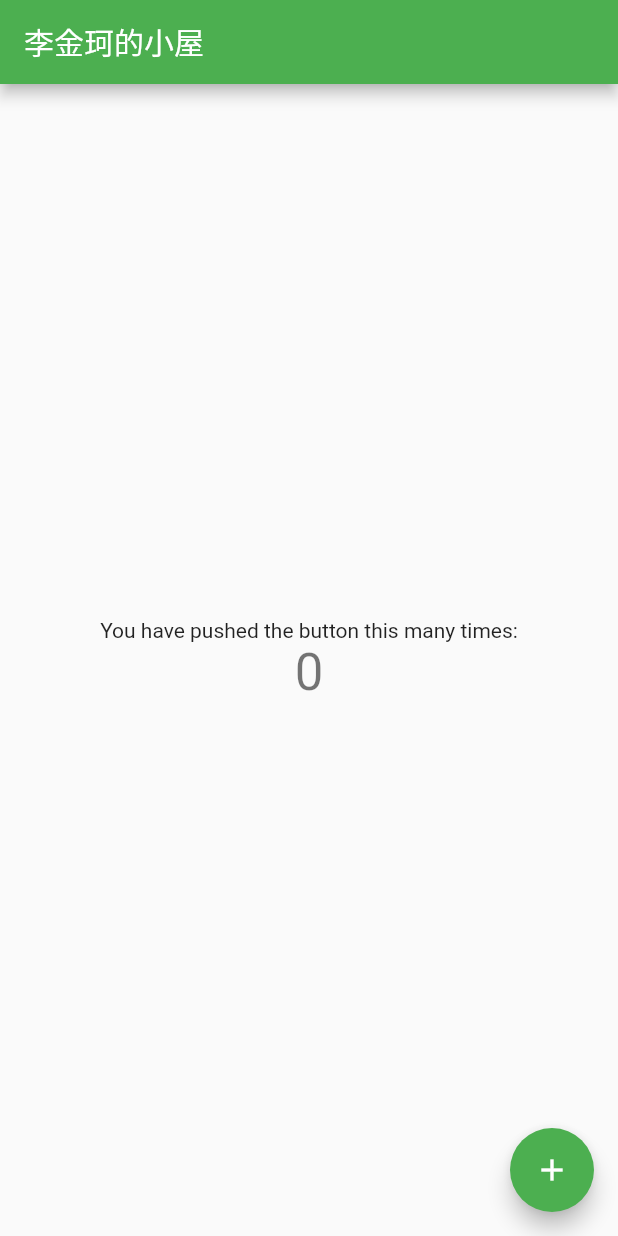
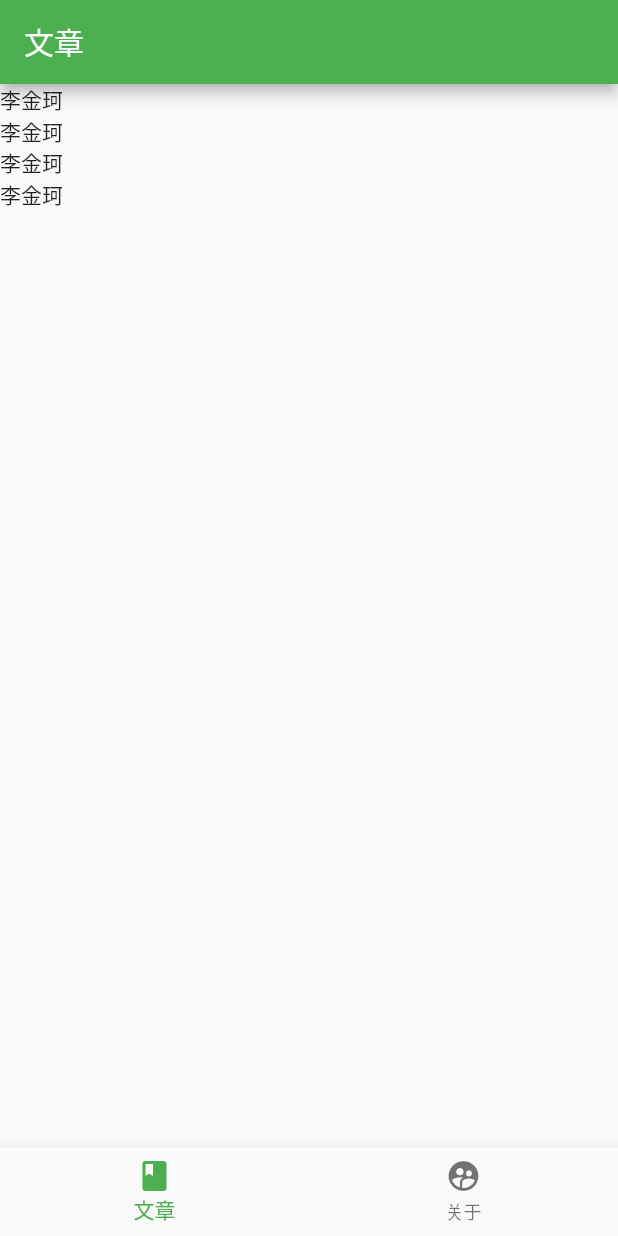
Before and after one commit to lijinke666/flutter-study, a Flutter app: the screen it shows after launch, on a phone screen of 412 x 824 dp. Run offline on Flutter 3.47's test engine with Material 2 defaults, Android fonts, the phone set to English and light mode, and no system bars.

Commit message:
feat: 页面布局

```diff
--- /dev/null
+++ b/lib/AboutPage.dart
@@ -0,0 +1,28 @@
+import 'package:flutter/material.dart';
+
+class AboutPage extends StatefulWidget {
+  @override
+  State<StatefulWidget> createState() {
+    return new Page();
+  }
+}
+
+
+class Page extends State<AboutPage> {
+  @override
+  Widget build(BuildContext context){
+    return layout(context);
+  }
+
+  Widget layout(BuildContext context) {
+    return new Scaffold(
+      appBar: new AppBar(title: const Text('关于')),
+      body: aboutContent(context)
+    );
+  }
+
+    // 文章列表
+  Widget aboutContent(BuildContext context) {
+    return new Text('关于');
+  }
+}
--- /dev/null
+++ b/lib/AritclePage.dart
@@ -0,0 +1,35 @@
+import 'package:flutter/material.dart';
+
+class AritclePage extends StatefulWidget {
+  @override
+  State<StatefulWidget> createState() {
+    return new Page();
+  }
+}
+
+
+class Page extends State<AritclePage> {
+  @override
+  Widget build(BuildContext context){
+    return layout(context);
+  }
+
+  Widget layout(BuildContext context) {
+    return new Scaffold(
+      appBar: new AppBar(title: const Text('文章')),
+      body: articleList(context)
+    );
+  }
+
+  // 文章列表
+  Widget articleList(BuildContext context) {
+    return new ListView(
+      children: <Widget>[
+        Text('李金珂'),
+        Text('李金珂'),
+        Text('李金珂'),
+        Text('李金珂'),
+      ],
+    );
+  }
+}
--- a/lib/main.dart
+++ b/lib/main.dart
@@ -1,109 +1,60 @@
 import 'package:flutter/material.dart';
+import 'package:flutter_study/AritclePage.dart';
+import 'package:flutter_study/AboutPage.dart';
 
 void main() => runApp(new MyApp());
 
 class MyApp extends StatelessWidget {
-  // This widget is the root of your application.
   @override
   Widget build(BuildContext context) {
     return new MaterialApp(
-      title: 'Flutter Demo',
-      theme: new ThemeData(
-        // This is the theme of your application.
-        //
-        // Try running your application with "flutter run". You'll see the
-        // application has a blue toolbar. Then, without quitting the app, try
-        // changing the primarySwatch below to Colors.green and then invoke
-        // "hot reload" (press "r" in the console where you ran "flutter run",
-        // or press Run > Flutter Hot Reload in IntelliJ). Notice that the
-        // counter didn't reset back to zero; the application is not restarted.
-        primarySwatch: Colors.green,
-      ),
-      home: new MyHomePage(title: '李金珂的小屋'),
+        theme: ThemeData(
+          primarySwatch: Colors.green,
+        ),
+        home:  new MyHomePage()
     );
   }
 }
 
 class MyHomePage extends StatefulWidget {
-  MyHomePage({Key key, this.title}) : super(key: key);
+  MyHomePage({Key key}) : super(key: key);
 
-  // This widget is the home page of your application. It is stateful, meaning
-  // that it has a State object (defined below) that contains fields that affect
-  // how it looks.
-
-  // This class is the configuration for the state. It holds the values (in this
-  // case the title) provided by the parent (in this case the App widget) and
-  // used by the build method of the State. Fields in a Widget subclass are
-  // always marked "final".
-
-  final String title;
 
   @override
   _MyHomePageState createState() => new _MyHomePageState();
 }
 
+// 相当于 react 的状态机 继承了 State 才可以拿到 setState 的方法 更新状态
 class _MyHomePageState extends State<MyHomePage> {
-  int _counter = 0;
+  // 当前选项卡的 索引
+  int _tabIndex=  0;
 
-  void _incrementCounter() {
-    setState(() {
-      // This call to setState tells the Flutter framework that something has
-      // changed in this State, which causes it to rerun the build method below
-      // so that the display can reflect the updated values. If we changed
-      // _counter without calling setState(), then the build method would not be
-      // called again, and so nothing would appear to happen.
-      _counter++;
-    });
-  }
+  // 文章页 和 关于我们
+  var _pageList = [
+    new AritclePage(),
+    new AboutPage(),
+  ];
 
   @override
   Widget build(BuildContext context) {
-    // This method is rerun every time setState is called, for instance as done
-    // by the _incrementCounter method above.
-    //
-    // The Flutter framework has been optimized to make rerunning build methods
-    // fast, so that you can just rebuild anything that needs updating rather
-    // than having to individually change instances of widgets.
     return new Scaffold(
-      appBar: new AppBar(
-        // Here we take the value from the MyHomePage object that was created by
-        // the App.build method, and use it to set our appbar title.
-        title: new Text(widget.title),
-      ),
-      body: new Center(
-        // Center is a layout widget. It takes a single child and positions it
-        // in the middle of the parent.
-        child: new Column(
-          // Column is also layout widget. It takes a list of children and
-          // arranges them vertically. By default, it sizes itself to fit its
-          // children horizontally, and tries to be as tall as its parent.
-          //
-          // Invoke "debug paint" (press "p" in the console where you ran
-          // "flutter run", or select "Toggle Debug Paint" from the Flutter tool
-          // window in IntelliJ) to see the wireframe for each widget.
-          //
-          // Column has various properties to control how it sizes itself and
-          // how it positions its children. Here we use mainAxisAlignment to
-          // center the children vertically; the main axis here is the vertical
-          // axis because Columns are vertical (the cross axis would be
-          // horizontal).
-          mainAxisAlignment: MainAxisAlignment.center,
-          children: <Widget>[
-            new Text(
-              'You have pushed the button this many times:',
-            ),
-            new Text(
-              '$_counter',
-              style: Theme.of(context).textTheme.display1,
-            ),
-          ],
-        ),
-      ),
-      floatingActionButton: new FloatingActionButton(
-        onPressed: _incrementCounter,
-        tooltip: 'Increment',
-        child: new Icon(Icons.add),
-      ), // This trailing comma makes auto-formatting nicer for build methods.
+      body: _pageList[_tabIndex],
+      bottomNavigationBar: new BottomNavigationBar(
+        items: [
+          new BottomNavigationBarItem(icon: Icon(Icons.book), title: Text('文章')),
+          new BottomNavigationBarItem(
+              icon: Icon(Icons.supervised_user_circle), title: Text('关于')
+          )
+        ],
+        type: BottomNavigationBarType.fixed,
+        currentIndex: _tabIndex,
+        iconSize: 24.0,
+        onTap: (index) {
+          setState(() {
+            _tabIndex = index;
+          });
+        },
+      )
     );
   }
 }
```
